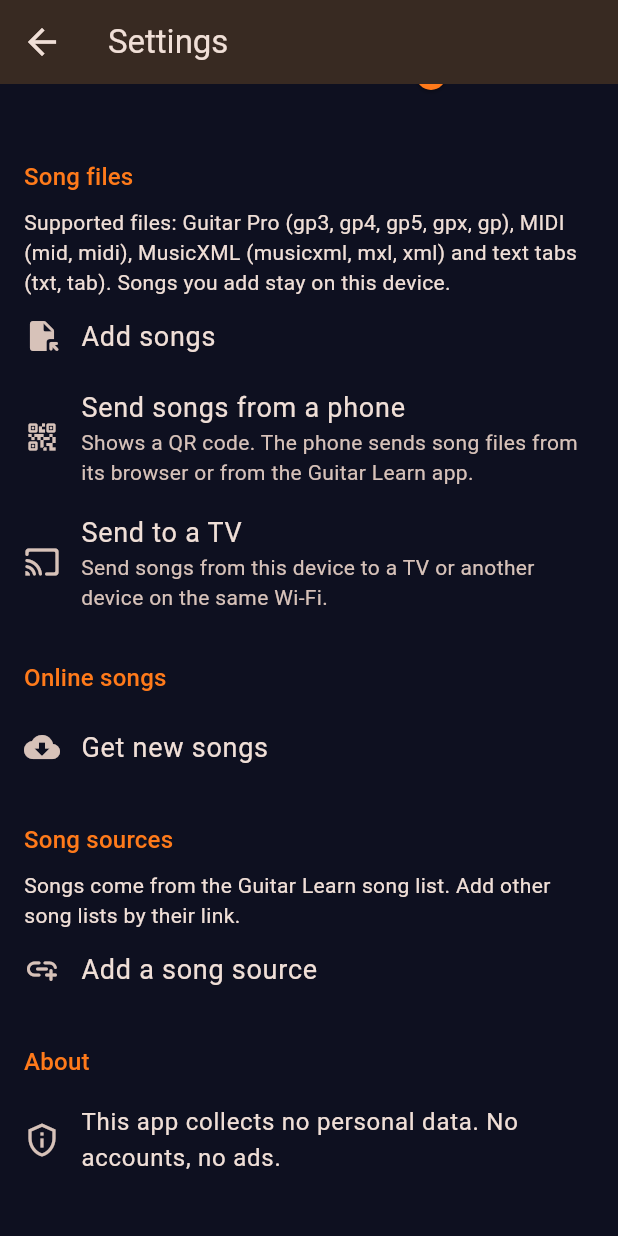
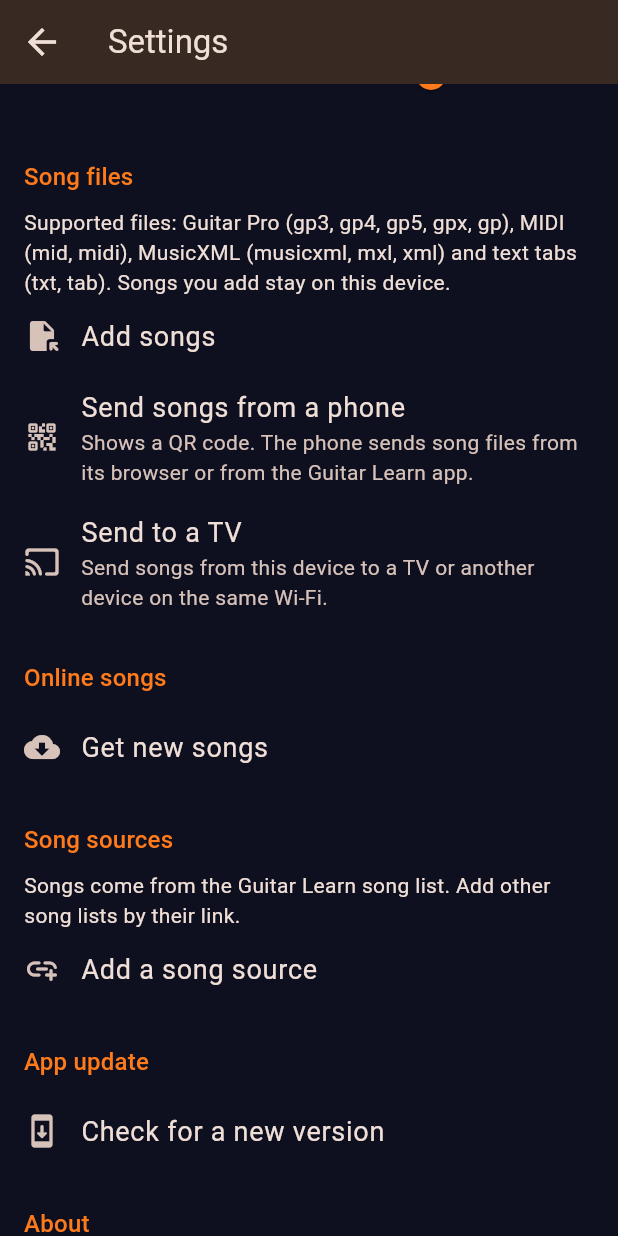
Before and after one commit to mcbane23/guitar-learn-app, a Flutter app: the SettingsScreen screen opened directly, scrolled down 1291 dp, on a phone screen of 412 x 824 dp. Run offline on Flutter 3.47's test engine with Material 3 defaults, Android fonts, the phone set to English and light mode, and no system bars; our stand-ins replace file_picker, qr_flutter, shared_preferences; accounts and stored records are empty; network calls fail.

Commit message:
In-app update from GitHub Releases with a fixed APK link (#15)
CI now publishes every build of main as the latest release with the APK
always named guitar-learn.apk and a version.json next to it, so
https://github.com/mcbane23/guitar-learn-app/releases/latest/download/guitar-learn.apk
always points at the newest build. Pull request builds publish nothing.

The app reads version.json, shows a card on the home screen and a
"Check for a new version" row in Settings when a newer build exists,
downloads the APK and opens the Android installer (FileProvider +
REQUEST_INSTALL_PACKAGES). Works with a TV remote: the Update button has
focus in the dialog.


Claude-Session: https://claude.ai/code/session_016vPfKc84HsV9k3oQ3gpAX8

Co-authored-by: Claude <noreply@anthropic.com>

```diff
--- a/app/lib/app.dart
+++ b/app/lib/app.dart
@@ -7,6 +7,7 @@ import 'data/song_repository.dart';
 import 'l10n/strings.dart';
 import 'settings/settings.dart';
 import 'ui/add_songs.dart';
+import 'update/app_update.dart';
 import 'ui/home_screen.dart';
 import 'ui/themes.dart';
 
@@ -18,11 +19,15 @@ class AppServices extends InheritedWidget {
     required this.synth,
     required this.pickFiles,
     required this.pickFolder,
+    this.updater = const NoAppUpdater(),
     required super.child,
   });
 
   final SongRepository songs;
   final Synth synth;
+
+  /// Finds and installs newer builds of the app.
+  final AppUpdater updater;
 
   /// Opens the device's file chooser for song files.
   final SongFilePicker pickFiles;
@@ -34,7 +39,11 @@ class AppServices extends InheritedWidget {
 
   @override
   bool updateShouldNotify(AppServices oldWidget) =>
-      songs != oldWidget.songs || synth != oldWidget.synth || pickFiles != oldWidget.pickFiles || pickFolder != oldWidget.pickFolder;
+      songs != oldWidget.songs ||
+      synth != oldWidget.synth ||
+      pickFiles != oldWidget.pickFiles ||
+      pickFolder != oldWidget.pickFolder ||
+      updater != oldWidget.updater;
 }
 
 class GuitarApp extends StatelessWidget {
@@ -45,6 +54,7 @@ class GuitarApp extends StatelessWidget {
     required this.synth,
     this.filePicker = pickSongFilesFromDevice,
     this.folderPicker = pickSongFolderFromDevice,
+    this.updater = const NoAppUpdater(),
   });
 
   final AppSettings settings;
@@ -56,6 +66,9 @@ class GuitarApp extends StatelessWidget {
 
   /// How a folder of song files is chosen (replaced in tests).
   final SongFilePicker folderPicker;
+
+  /// Where app updates come from (none in tests).
+  final AppUpdater updater;
 
   @override
   Widget build(BuildContext context) {
@@ -71,6 +84,7 @@ class GuitarApp extends StatelessWidget {
             synth: synth,
             pickFiles: filePicker,
             pickFolder: folderPicker,
+            updater: updater,
             child: StringsScope(
               strings: strings,
               child: MaterialApp(
--- a/app/lib/l10n/strings.dart
+++ b/app/lib/l10n/strings.dart
@@ -133,6 +133,18 @@ class Strings {
   String get songSourceNotFound => _t('songSourceNotFound');
   String get privacy => _t('privacy');
   String get about => _t('about');
+  String get appUpdate => _t('appUpdate');
+  String get checkForUpdate => _t('checkForUpdate');
+  String get checkingForUpdate => _t('checkingForUpdate');
+  String get appUpToDate => _t('appUpToDate');
+  String get updateCheckFailed => _t('updateCheckFailed');
+  String updateAvailable(int build) => _t('updateAvailable', {'n': '$build'});
+  String get updateHint => _t('updateHint');
+  String get updateNow => _t('updateNow');
+  String get later => _t('later');
+  String get downloadingUpdate => _t('downloadingUpdate');
+  String get updateFailed => _t('updateFailed');
+  String currentBuild(int build) => _t('currentBuild', {'n': '$build'});
   String get tapChord => _t('tapChord');
   String get fingers => _t('fingers');
   String get songNotFound => _t('songNotFound');
@@ -316,6 +328,18 @@ class Strings {
     'songSourceNotFound': 'No song list found at this link',
     'privacy': 'This app collects no personal data. No accounts, no ads.',
     'about': 'About',
+    'appUpdate': 'App update',
+    'checkForUpdate': 'Check for a new version',
+    'checkingForUpdate': 'Checking...',
+    'appUpToDate': 'You have the newest version',
+    'updateCheckFailed': 'Could not check. Is the Internet on?',
+    'updateAvailable': 'New version available (build {n})',
+    'updateHint': 'The new version downloads and Android asks you to install it. Your songs and settings stay.',
+    'updateNow': 'Update',
+    'later': 'Later',
+    'downloadingUpdate': 'Downloading the new version...',
+    'updateFailed': 'The update could not be installed. Try again later.',
+    'currentBuild': 'Installed version: build {n}',
     'tapChord': 'Pick a chord to see and hear it',
     'fingers': 'Fingers: 1 index, 2 middle, 3 ring, 4 little',
     'songNotFound': 'This song could not be opened',
@@ -482,6 +506,18 @@ class Strings {
     'songSourceNotFound': 'Na ovom linku nema spiska pesama',
     'privacy': 'Aplikacija ne prikuplja lične podatke. Bez naloga, bez reklama.',
     'about': 'O aplikaciji',
+    'appUpdate': 'Ažuriranje aplikacije',
+    'checkForUpdate': 'Proveri da li ima nova verzija',
+    'checkingForUpdate': 'Proveravam...',
+    'appUpToDate': 'Imaš najnoviju verziju',
+    'updateCheckFailed': 'Provera nije uspela. Da li ima interneta?',
+    'updateAvailable': 'Dostupna je nova verzija (build {n})',
+    'updateHint': 'Nova verzija se preuzima, a Android te pita da je instaliraš. Pesme i podešavanja ostaju.',
+    'updateNow': 'Ažuriraj',
+    'later': 'Kasnije',
+    'downloadingUpdate': 'Preuzimam novu verziju...',
+    'updateFailed': 'Ažuriranje nije uspelo. Probaj kasnije.',
+    'currentBuild': 'Instalirana verzija: build {n}',
     'tapChord': 'Izaberi akord da ga vidiš i čuješ',
     'fingers': 'Prsti: 1 kažiprst, 2 srednji, 3 domali, 4 mali',
     'songNotFound': 'Ova pesma ne može da se otvori',
--- a/app/lib/main.dart
+++ b/app/lib/main.dart
@@ -4,6 +4,7 @@ import 'app.dart';
 import 'audio/synth.dart';
 import 'data/song_repository.dart';
 import 'settings/settings.dart';
+import 'update/app_update.dart';
 
 Future<void> main() async {
   WidgetsFlutterBinding.ensureInitialized();
@@ -11,5 +12,5 @@ Future<void> main() async {
   final songs = SongRepository(extraSources: settings.songSources);
   await songs.load();
   final synth = PlatformSynth()..setVolume(settings.volume);
-  runApp(GuitarApp(settings: settings, songs: songs, synth: synth));
+  runApp(GuitarApp(settings: settings, songs: songs, synth: synth, updater: GitHubAppUpdater()));
 }
--- a/app/lib/ui/home_screen.dart
+++ b/app/lib/ui/home_screen.dart
@@ -7,12 +7,14 @@ import '../data/song_repository.dart';
 import '../l10n/strings.dart';
 import '../models/song.dart';
 import '../settings/settings.dart';
+import '../update/app_update.dart';
 import 'add_songs.dart';
 import 'chords_screen.dart';
 import 'common.dart';
 import 'free_play_screen.dart';
 import 'player_screen.dart';
 import 'settings_screen.dart';
+import 'update_dialog.dart';
 
 class HomeScreen extends StatefulWidget {
   const HomeScreen({super.key});
@@ -25,6 +27,7 @@ class _HomeScreenState extends State<HomeScreen> {
   final _query = TextEditingController();
   Difficulty? _difficulty;
   bool _refreshStarted = false;
+  AppUpdate? _update;
 
   @override
   void didChangeDependencies() {
@@ -32,11 +35,16 @@ class _HomeScreenState extends State<HomeScreen> {
     if (!_refreshStarted) {
       _refreshStarted = true;
       // Look for new online songs in the background; tell the user only if some arrived.
-      final songs = AppServices.of(context).songs;
+      final services = AppServices.of(context);
       WidgetsBinding.instance.addPostFrameCallback((_) async {
-        final (result, count) = await songs.refresh();
+        final (result, count) = await services.songs.refresh();
         if (!mounted || result != RefreshResult.added) return;
         ScaffoldMessenger.of(context).showSnackBar(SnackBar(content: Text(Strings.of(context).newSongs(count))));
+      });
+      // Also look for a newer build of the app; a card at the top offers it.
+      WidgetsBinding.instance.addPostFrameCallback((_) async {
+        final update = await services.updater.check();
+        if (mounted && update != null) setState(() => _update = update);
       });
     }
   }
@@ -69,6 +77,10 @@ class _HomeScreenState extends State<HomeScreen> {
             return CustomScrollView(
               slivers: [
                 SliverToBoxAdapter(child: _header(context, t)),
+                if (_update case final update?)
+                  SliverToBoxAdapter(
+                    child: UpdateBanner(update: update, onDismiss: () => setState(() => _update = null)),
+                  ),
                 SliverToBoxAdapter(child: _searchBar(context, t)),
                 if (searching)
                   _results(context, t, searchSongs(all, _query.text, difficulty: _difficulty))
--- a/app/lib/ui/settings_screen.dart
+++ b/app/lib/ui/settings_screen.dart
@@ -4,10 +4,12 @@ import '../app.dart';
 import '../data/song_repository.dart';
 import '../l10n/strings.dart';
 import '../settings/settings.dart';
+import '../update/app_update.dart';
 import 'add_songs.dart';
 import 'receive_songs_screen.dart';
 import 'send_songs_screen.dart';
 import 'themes.dart';
+import 'update_dialog.dart';
 
 class SettingsScreen extends StatelessWidget {
   const SettingsScreen({super.key});
@@ -178,10 +180,63 @@ class SettingsScreen extends StatelessWidget {
               await services.songs.refresh();
             },
           ),
+          header(t.appUpdate),
+          _UpdateTile(updater: services.updater),
           header(t.about),
           ListTile(leading: const Icon(Icons.privacy_tip_outlined), title: Text(t.privacy)),
         ],
       ),
+    );
+  }
+}
+
+/// "Check for a new version": looks up the newest build on GitHub and offers
+/// to install it. Shows the installed build number underneath.
+class _UpdateTile extends StatefulWidget {
+  const _UpdateTile({required this.updater});
+
+  final AppUpdater updater;
+
+  @override
+  State<_UpdateTile> createState() => _UpdateTileState();
+}
+
+class _UpdateTileState extends State<_UpdateTile> {
+  bool _checking = false;
+  int? _build;
+
+  @override
+  void initState() {
+    super.initState();
+    widget.updater.currentBuild().then((b) {
+      if (mounted) setState(() => _build = b);
+    });
+  }
+
+  Future<void> _check() async {
+    final t = Strings.of(context);
+    final messenger = ScaffoldMessenger.of(context);
+    setState(() => _checking = true);
+    final update = await widget.updater.check();
+    if (!mounted) return;
+    setState(() => _checking = false);
+    if (update != null) {
+      await showUpdateDialog(context, update);
+    } else {
+      messenger.showSnackBar(SnackBar(content: Text(_build == null || _build! <= 0 ? t.updateCheckFailed : t.appUpToDate)));
+    }
+  }
+
+  @override
+  Widget build(BuildContext context) {
+    final t = Strings.of(context);
+    return ListTile(
+      leading: _checking
+          ? const SizedBox(width: 24, height: 24, child: CircularProgressIndicator(strokeWidth: 3))
+          : const Icon(Icons.system_update_rounded),
+      title: Text(_checking ? t.checkingForUpdate : t.checkForUpdate, style: const TextStyle(fontSize: 18)),
+      subtitle: _build != null && _build! > 0 ? Text(t.currentBuild(_build!)) : null,
+      onTap: _checking ? null : _check,
     );
   }
 }
```
Also changed, not shown: app/lib/ui/update_dialog.dart (added, +128 -0 lines), app/lib/update/app_update.dart (added, +130 -0 lines), 7 other files.
